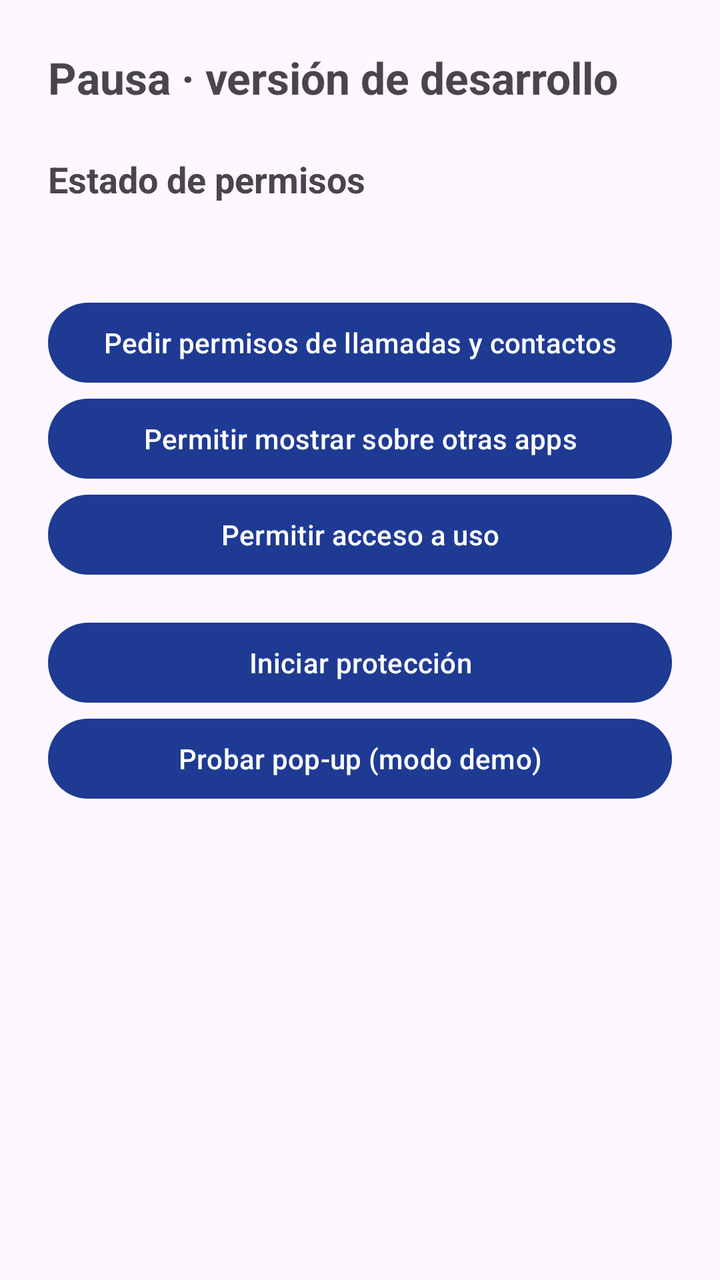
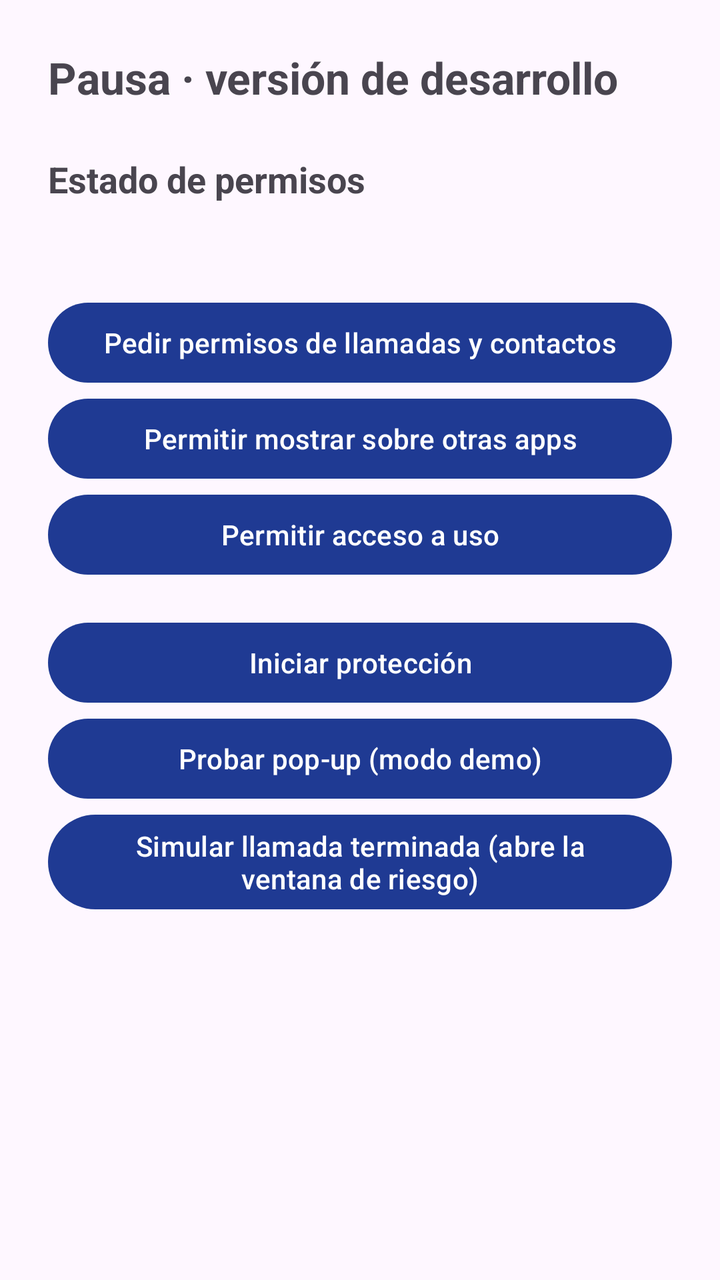

An Android layout rendered at two revisions. The XML below is the earlier revision; the diff shows what the commit changed to produce the second picture.
<!-- AndroidManifest.xml: application theme Theme.Pausa -->
<!-- res/layout/activity_main.xml -->
<?xml version="1.0" encoding="utf-8"?>
<ScrollView xmlns:android="http://schemas.android.com/apk/res/android"
    android:layout_width="match_parent"
    android:layout_height="match_parent">

    <LinearLayout
        android:layout_width="match_parent"
        android:layout_height="wrap_content"
        android:orientation="vertical"
        android:padding="24dp">

        <TextView
            android:layout_width="wrap_content"
            android:layout_height="wrap_content"
            android:text="@string/main_titulo"
            android:textSize="22sp"
            android:textStyle="bold" />

        <TextView
            android:layout_width="wrap_content"
            android:layout_height="wrap_content"
            android:layout_marginTop="24dp"
            android:text="@string/main_estado_permisos"
            android:textSize="18sp"
            android:textStyle="bold" />

        <TextView
            android:id="@+id/textEstado"
            android:layout_width="match_parent"
            android:layout_height="wrap_content"
            android:layout_marginTop="8dp"
            android:textSize="16sp" />

        <Button
            android:id="@+id/btnPermisos"
            android:layout_width="match_parent"
            android:layout_height="wrap_content"
            android:layout_marginTop="16dp"
            android:text="@string/main_pedir_permisos" />

        <Button
            android:id="@+id/btnOverlay"
            android:layout_width="match_parent"
            android:layout_height="wrap_content"
            android:text="@string/main_permiso_overlay" />

        <Button
            android:id="@+id/btnUso"
            android:layout_width="match_parent"
            android:layout_height="wrap_content"
            android:text="@string/main_permiso_uso" />

        <Button
            android:id="@+id/btnIniciar"
            android:layout_width="match_parent"
            android:layout_height="wrap_content"
            android:layout_marginTop="16dp"
            android:text="@string/main_iniciar_servicio" />

        <Button
            android:id="@+id/btnProbar"
            android:layout_width="match_parent"
            android:layout_height="wrap_content"
            android:text="@string/main_probar_popup" />
    </LinearLayout>
</ScrollView>
<!-- resources referenced by this layout -->
<resources>
  <string name="main_estado_permisos">Estado de permisos</string>
  <string name="main_iniciar_servicio">Iniciar protección</string>
  <string name="main_pedir_permisos">Pedir permisos de llamadas y contactos</string>
  <string name="main_permiso_overlay">Permitir mostrar sobre otras apps</string>
  <string name="main_permiso_uso">Permitir acceso a uso</string>
  <string name="main_probar_popup">Probar pop-up (modo demo)</string>
  <string name="main_titulo">Pausa · versión de desarrollo</string>
  <style name="Theme.Pausa" parent="Theme.Material3.DayNight.NoActionBar">
          <item name="colorPrimary">@color/pausa_primario</item>
          <item name="colorError">@color/pausa_alerta</item>
      </style>
  <color name="pausa_primario">#1F3A93</color>
  <color name="pausa_alerta">#B3261E</color>
</resources>

<!-- the commit's change to res/layout/activity_main.xml (unified diff, before → after) -->
@@ -62,5 +62,11 @@
             android:layout_width="match_parent"
             android:layout_height="wrap_content"
             android:text="@string/main_probar_popup" />
+
+        <Button
+            android:id="@+id/btnSimular"
+            android:layout_width="match_parent"
+            android:layout_height="wrap_content"
+            android:text="@string/main_simular_llamada" />
     </LinearLayout>
 </ScrollView>
<!-- resource entries referenced after the edit -->
@@ -6,6 +6,7 @@
   <string name="main_permiso_overlay">Permitir mostrar sobre otras apps</string>
   <string name="main_permiso_uso">Permitir acceso a uso</string>
   <string name="main_probar_popup">Probar pop-up (modo demo)</string>
+  <string name="main_simular_llamada">Simular llamada terminada (abre la ventana de riesgo)</string>
   <string name="main_titulo">Pausa · versión de desarrollo</string>
   <style name="Theme.Pausa" parent="Theme.Material3.DayNight.NoActionBar">
           <item name="colorPrimary">@color/pausa_primario</item>
